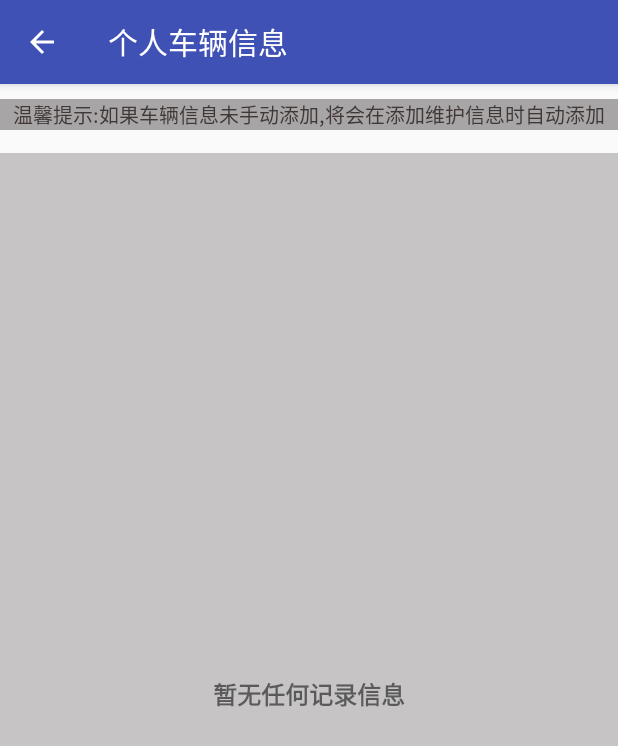
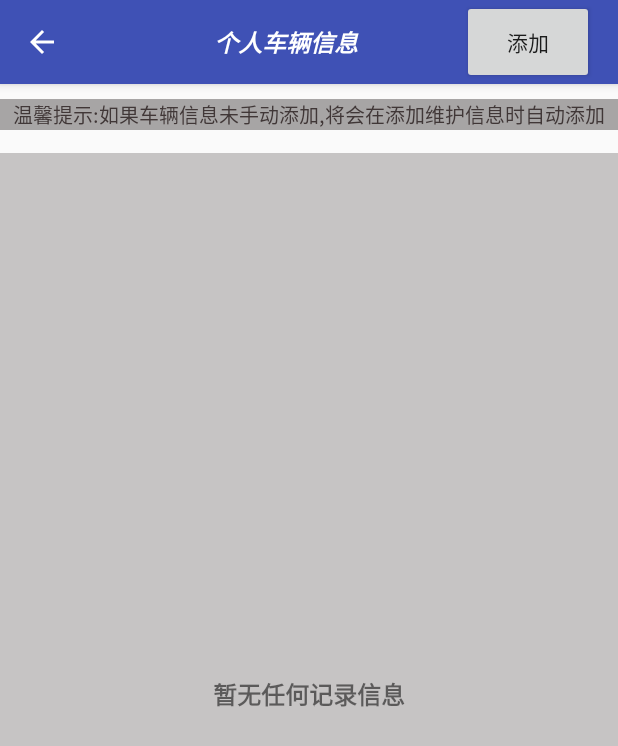
Before and after one commit to Reoger/HUTCarNetwork, an Android app: the AutoInfoActivity screen opened directly, with no data from a screen before it, on a phone screen of 412 x 824 dp. Shown: the top 746 px of the screen. Run offline under Robolectric (Android 15) with nearby library versions, the phone set to English and light mode, and no system bars.

Commit message:
深夜来一波—By Just

```diff
--- a/myapplication/src/main/java/just/activities/AutoInfoActivity.java
+++ b/myapplication/src/main/java/just/activities/AutoInfoActivity.java
@@ -1,16 +1,19 @@
 package just.activities;
 
 import android.app.ProgressDialog;
+import android.content.Intent;
 import android.graphics.Color;
 import android.os.Handler;
 import android.os.Message;
 import android.os.Bundle;
 import android.support.v7.app.ActionBar;
+import android.support.v7.app.AlertDialog;
 import android.support.v7.app.AppCompatActivity;
 import android.util.Log;
 import android.view.LayoutInflater;
 import android.view.MenuItem;
 import android.view.View;
+import android.view.Window;
 import android.widget.Button;
 import android.widget.ListView;
 import android.widget.TextView;
@@ -18,6 +21,7 @@ import android.widget.TextView;
 import com.cwp.android.baidutest.R;
 
 import just.adapters.AutoInfoAdapter;
+import just.beans.AutomobileInfo;
 import just.interfaces.AboutHint;
 
 public class AutoInfoActivity extends AppCompatActivity {
@@ -27,6 +31,8 @@ public class AutoInfoActivity extends AppCompatActivity {
 
     public static final int START_DEL = 1;
     public static final int FINISHED_DEL = 2;
+
+    public static final int MANUAL_ADD_AUTO_INFO=3;
 
     private Button mAdd;
 
@@ -58,8 +64,13 @@ public class AutoInfoActivity extends AppCompatActivity {
 
     private void init() {
         ActionBar actionBar = getSupportActionBar();
-        actionBar.setTitle("个人车辆信息");
+        actionBar.setDisplayShowCustomEnabled(true);
+        actionBar.setDisplayShowTitleEnabled(false);
         actionBar.setDisplayHomeAsUpEnabled(true);
+        View customView = getLayoutInflater().inflate(R.layout.actionbar_for_auto_info_activity, null);
+        actionBar.setCustomView(customView, new
+                ActionBar.LayoutParams(ActionBar.LayoutParams.MATCH_PARENT,
+                ActionBar.LayoutParams.MATCH_PARENT));
 
         mTvHint = (TextView) findViewById(R.id.id_tv_hint);
 
@@ -69,9 +80,37 @@ public class AutoInfoActivity extends AppCompatActivity {
             mTvHint.setVisibility(isShow ? View.VISIBLE : View.GONE);
         };
 
+        mAdd= (Button) findViewById(R.id.id_bt_add_auto_info);
+        mAdd.setOnClickListener(v -> {
+            AlertDialog dialog = new AlertDialog.Builder(AutoInfoActivity.this).create();
+            dialog.show();
+            Window window=dialog.getWindow();
+            window.setContentView(R.layout.dialog_for_auto_info_add_mode);
+            window.findViewById(R.id.id_bt_manual).setOnClickListener(v1-> {
+                dialog.dismiss();
+                manualAdd();
+            });
+            dialog.getWindow().findViewById(R.id.id_bt_scan).setOnClickListener(v2-> {
+                dialog.dismiss();
+                scanAdd();
+            });
+            dialog.getWindow().findViewById(R.id.id_bt_cancel_auto_info_add_mode).setOnClickListener(v3-> {
+                dialog.dismiss();
+            });
+        });
+
         mAdapter = new AutoInfoAdapter(this, mHandler, myHint);
 
         mLvAutoInfo.setAdapter(mAdapter);
+    }
+
+    private void scanAdd() {
+
+    }
+
+    private void manualAdd() {
+        Intent intent=new Intent(this,ManualAddAutoInfoActivity.class);
+        startActivityForResult(intent,MANUAL_ADD_AUTO_INFO);
     }
 
     @Override
@@ -85,4 +124,18 @@ public class AutoInfoActivity extends AppCompatActivity {
                 return super.onOptionsItemSelected(item);
         }
     }
+
+    @Override
+    public void onActivityResult(int requestCode, int resultCode, Intent data) {
+        if (requestCode==MANUAL_ADD_AUTO_INFO) {
+                if (resultCode == RESULT_OK) {
+                    AutomobileInfo automobileInfo= (AutomobileInfo) data.getSerializableExtra(ManualAddAutoInfoActivity.RESULT);
+                    addAutomobileInfo(automobileInfo);
+                }
+        }
+    }
+
+    private void addAutomobileInfo(AutomobileInfo automobileInfo) {
+
+    }
 }
--- /dev/null
+++ b/myapplication/src/main/res/layout/actionbar_for_auto_info_activity.xml
@@ -0,0 +1,24 @@
+<?xml version="1.0" encoding="utf-8"?>
+<LinearLayout xmlns:android="http://schemas.android.com/apk/res/android"
+    android:orientation="horizontal"
+    android:layout_width="match_parent"
+    android:layout_height="match_parent">
+
+    <TextView
+        android:layout_centerInParent="true"
+        android:text="个人车辆信息"
+        android:textStyle="bold|italic"
+        android:textSize="16dp"
+        android:textColor="#ffffff"
+        android:gravity="center"
+        android:layout_width="0dp"
+        android:layout_weight="1"
+        android:layout_height="match_parent" />
+
+    <Button
+        android:id="@+id/id_bt_add_auto_info"
+        android:layout_alignParentRight="true"
+        android:text="添加"
+        android:layout_width="wrap_content"
+        android:layout_height="match_parent" />
+</LinearLayout>
```
Also changed, not shown: myapplication/src/main/AndroidManifest.xml (+9 -8 lines), myapplication/src/main/java/just/activities/ManualAddAutoInfoActivity.java (added, +17 -0 lines), myapplication/src/main/res/layout/activity_manual_add_auto_info.xml (added, +12 -0 lines), myapplication/src/main/res/layout/dialog_for_auto_info_add_mode.xml (added, +45 -0 lines), 4 other files.
